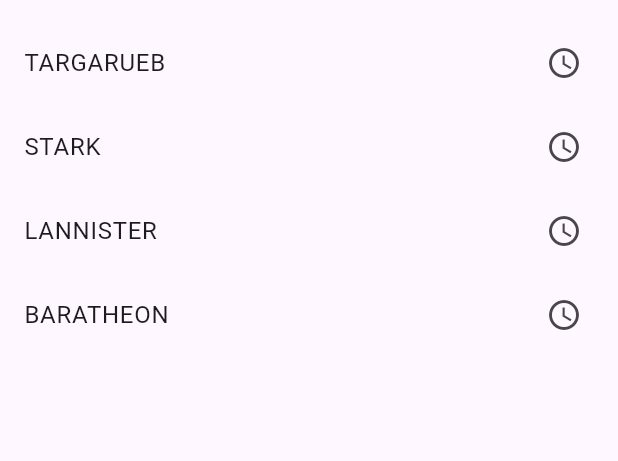
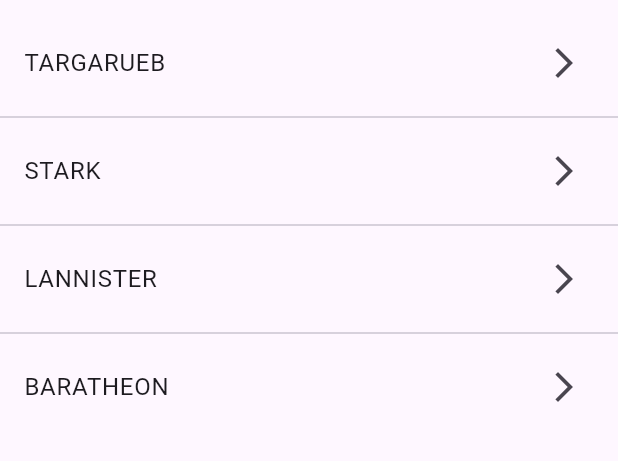
Before and after one commit to IsCa3215/fl_test1, a Flutter app: the screen it shows after launch, on a phone screen of 412 x 824 dp, the part 63-524 px from its top. Run offline on Flutter 3.47's test engine with Material 3 defaults, Android fonts, the phone set to English and light mode, and no system bars.

Commit message:
listview2

```diff
--- a/lib/main.dart
+++ b/lib/main.dart
@@ -1,3 +1,4 @@
+import 'package:fl_test1/screens/listview2_screen.dart';
 import 'package:flutter/material.dart';
 import 'screens/listview1_screen.dart';
 void main() => runApp(const MyApp());
@@ -9,7 +10,7 @@
   Widget build(BuildContext context) {
     return MaterialApp(
       title: 'Material App',
-      home: HomeScreen(),
+      home: HomeScreen2(),
     );
   }
 }
--- /dev/null
+++ b/lib/screens/listview2_screen.dart
@@ -0,0 +1,23 @@
+import 'package:flutter/material.dart';
+
+class HomeScreen2 extends StatelessWidget {
+
+  const HomeScreen2({Key? key}) : super(key: key);
+  final options = const["TARGARUEB", "STARK", "LANNISTER", "BARATHEON"];
+  @override
+  Widget build(BuildContext context) {
+    return Scaffold(
+      appBar: AppBar(
+        title: Text("Listview1"),
+      ),
+      body: ListView.separated(
+        itemBuilder: (context, index) => ListTile(
+          trailing: Icon(Icons.arrow_forward_ios_outlined),
+          title: Text(options[index]),
+        ),
+        separatorBuilder: (context, index) => const Divider(),
+        itemCount: options.length
+        )
+    );
+  }
+}
```
